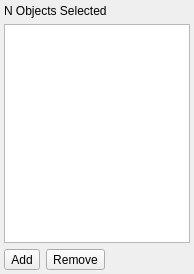
The window that src/editor/spawntooldialog.ui (timbaker/pzworlded) describes before a commit, drawn with Qt 5.
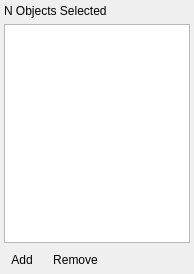
The same window after the commit. Icons and pictures are not drawn.

Commit message: Made SpawnToolDialog buttons autoRaise=true.

```diff
--- a/src/editor/spawntooldialog.ui
+++ b/src/editor/spawntooldialog.ui
@@ -40,6 +40,9 @@
         <iconset resource="editor.qrc">
          <normaloff>:/images/22x22/add.png</normaloff>:/images/22x22/add.png</iconset>
        </property>
+       <property name="autoRaise">
+        <bool>true</bool>
+       </property>
       </widget>
      </item>
      <item>
@@ -54,6 +57,9 @@
         <iconset resource="editor.qrc">
          <normaloff>:/images/22x22/remove.png</normaloff>:/images/22x22/remove.png</iconset>
        </property>
+       <property name="autoRaise">
+        <bool>true</bool>
+       </property>
       </widget>
      </item>
      <item>
```
